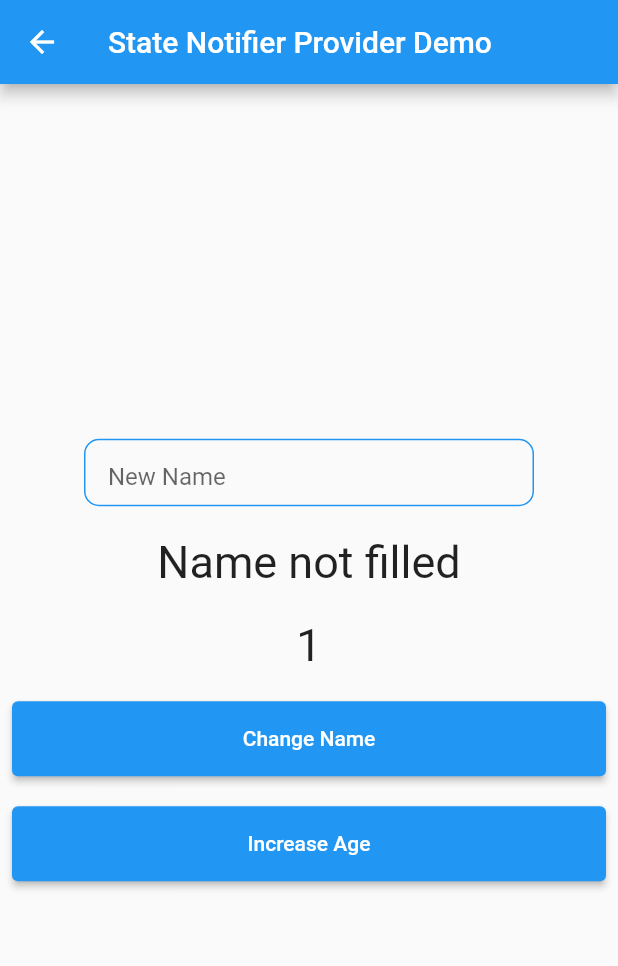
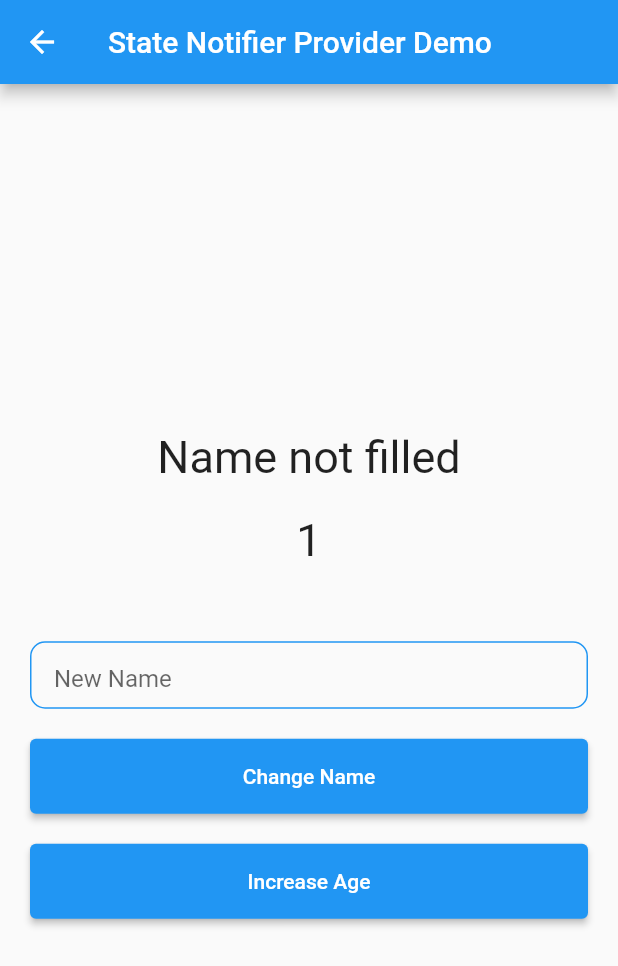
Before and after one commit to ahmadfatihin/riverpod_flutter_example, a Flutter app: the screen it shows after launch, after a tap on "Go to Form Page (State Notifier Provider", on a phone screen of 412 x 824 dp. Shown: the top 966 px of the screen. Run offline on Flutter 3.47's test engine with Material 2 defaults, Android fonts, the phone set to English and light mode, and no system bars; our stand-ins replace flutter_riverpod, freezed_annotation, google_fonts.

Commit message:
feat: change ui style

```diff
--- a/lib/module/form/form_name_page.dart
+++ b/lib/module/form/form_name_page.dart
@@ -17,23 +17,10 @@ class FormNamePage extends ConsumerWidget {
       ),
       body: Center(
         child: Padding(
-          padding: const EdgeInsets.symmetric(horizontal: 8.0),
+          padding: const EdgeInsets.symmetric(horizontal: 20.0),
           child: Column(
             mainAxisAlignment: MainAxisAlignment.center,
             children: [
-              Container(
-                height: 45,
-                width: 300,
-                padding: const EdgeInsets.symmetric(horizontal: 15),
-                decoration: BoxDecoration(
-                    borderRadius: BorderRadius.circular(10),
-                    border: Border.all(color: Colors.blue)),
-                child: TextField(
-                  controller: controller,
-                  decoration: const InputDecoration(
-                      border: InputBorder.none, hintText: 'New Name'),
-                ),
-              ),
               const SizedBox(
                 height: 20,
               ),
@@ -47,6 +34,21 @@ class FormNamePage extends ConsumerWidget {
               Text(
                 '$age',
                 style: const TextStyle(fontSize: 30),
+              ),
+              const SizedBox(
+                height: 50,
+              ),
+              Container(
+                height: 45,
+                padding: const EdgeInsets.symmetric(horizontal: 15),
+                decoration: BoxDecoration(
+                    borderRadius: BorderRadius.circular(10),
+                    border: Border.all(color: Colors.blue)),
+                child: TextField(
+                  controller: controller,
+                  decoration: const InputDecoration(
+                      border: InputBorder.none, hintText: 'New Name'),
+                ),
               ),
               const SizedBox(
                 height: 20,
--- a/lib/module/home/main_page.dart
+++ b/lib/module/home/main_page.dart
@@ -17,6 +17,8 @@ class MainPage extends ConsumerWidget {
         title: const Text('Main Page'),
       ),
       body: Center(
+        child: Padding(
+          padding: const EdgeInsets.all(20.0),
           child: Column(
             mainAxisAlignment: MainAxisAlignment.center,
             children: [
@@ -26,6 +28,9 @@ class MainPage extends ConsumerWidget {
                 textAlign: TextAlign.center,
               ),
               ElevatedButton(
+                  style: ElevatedButton.styleFrom(
+                    minimumSize: const Size.fromHeight(40),
+                  ),
                   onPressed: () {
                     Navigator.push(
                         context,
@@ -35,6 +40,9 @@ class MainPage extends ConsumerWidget {
                   },
                   child: const Text('Go to Counter Page (State Provider)')),
               ElevatedButton(
+                  style: ElevatedButton.styleFrom(
+                    minimumSize: const Size.fromHeight(40),
+                  ),
                   onPressed: () {
                     Navigator.push(
                         context,
@@ -42,8 +50,12 @@ class MainPage extends ConsumerWidget {
                           builder: (context) => FormNamePage(),
                         ));
                   },
-                child: const Text('Go to Form Page (State Notifier Provider)')),
+                  child:
+                      const Text('Go to Form Page (State Notifier Provider)')),
               ElevatedButton(
+                  style: ElevatedButton.styleFrom(
+                    minimumSize: const Size.fromHeight(40),
+                  ),
                   onPressed: () {
                     Navigator.push(
                         context,
@@ -53,6 +65,21 @@ class MainPage extends ConsumerWidget {
                   },
                   child: const Text('Go to Weather Page (Future Provider)')),
               ElevatedButton(
+                  style: ElevatedButton.styleFrom(
+                    minimumSize: const Size.fromHeight(40),
+                  ),
+                  onPressed: () {
+                    Navigator.push(
+                        context,
+                        MaterialPageRoute(
+                          builder: (context) => const FutureProviderScreen(),
+                        ));
+                  },
+                  child: const Text('Go to User Page (Rest API Request)')),
+              ElevatedButton(
+                  style: ElevatedButton.styleFrom(
+                    minimumSize: const Size.fromHeight(40),
+                  ),
                   onPressed: () {
                     Navigator.push(
                         context,
@@ -64,6 +91,7 @@ class MainPage extends ConsumerWidget {
             ],
           ),
         ),
+      ),
     );
   }
 }
```
Also changed, not shown: lib/module/counter/counter_page.dart (+7 -2 lines). Lines whose indentation alone changed are shown as unchanged.
